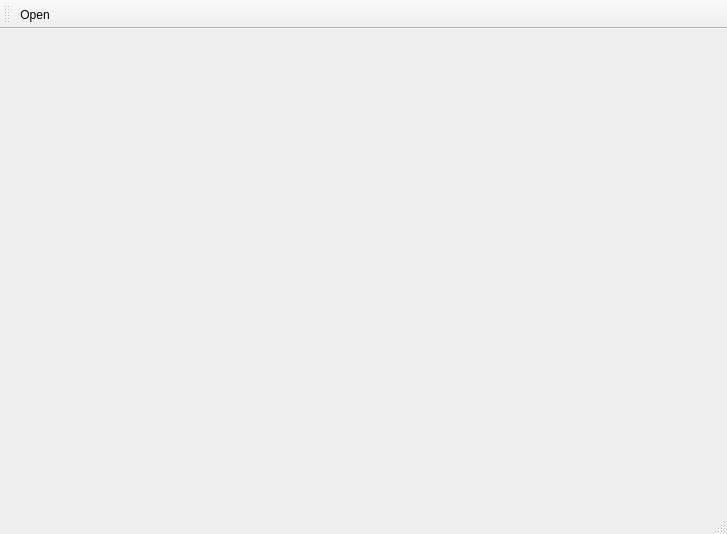
42Miles/my-videoplayer, file mainwindow.ui: the form before one commit.
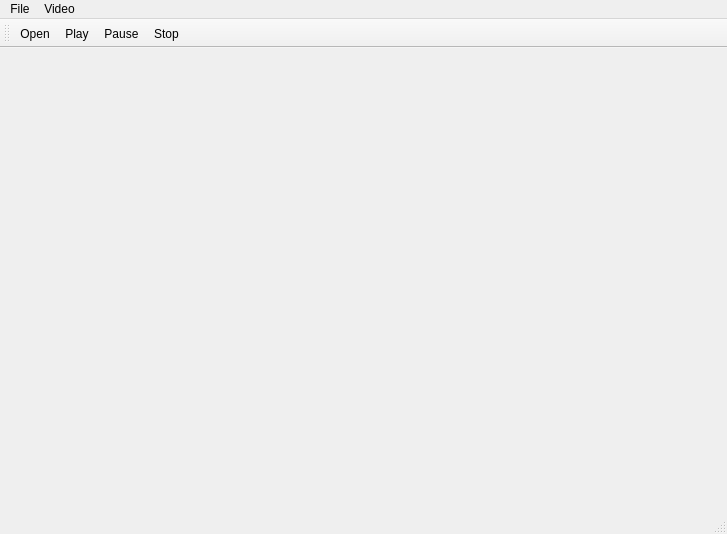
The form after the commit. Icons and pictures are not drawn.

```diff
--- a/mainwindow.ui
+++ b/mainwindow.ui
@@ -27,6 +27,22 @@
      <height>24</height>
     </rect>
    </property>
+   <widget class="QMenu" name="menuFile">
+    <property name="title">
+     <string>File</string>
+    </property>
+    <addaction name="actionOpen"/>
+   </widget>
+   <widget class="QMenu" name="menuVideo">
+    <property name="title">
+     <string>Video</string>
+    </property>
+    <addaction name="actionPlay"/>
+    <addaction name="actionPause"/>
+    <addaction name="actionStop"/>
+   </widget>
+   <addaction name="menuFile"/>
+   <addaction name="menuVideo"/>
   </widget>
   <widget class="QStatusBar" name="statusbar"/>
   <widget class="QToolBar" name="mainToolBar">
@@ -40,6 +56,9 @@
     <bool>false</bool>
    </attribute>
    <addaction name="actionOpen"/>
+   <addaction name="actionPlay"/>
+   <addaction name="actionPause"/>
+   <addaction name="actionStop"/>
   </widget>
   <action name="actionOpen">
    <property name="icon">
@@ -53,6 +72,33 @@
     <string>Open A File</string>
    </property>
   </action>
+  <action name="actionPlay">
+   <property name="icon">
+    <iconset resource="resources.qrc">
+     <normaloff>:/icons/icons/noun_play_64196.png</normaloff>:/icons/icons/noun_play_64196.png</iconset>
+   </property>
+   <property name="text">
+    <string>Play</string>
+   </property>
+  </action>
+  <action name="actionPause">
+   <property name="icon">
+    <iconset resource="resources.qrc">
+     <normaloff>:/icons/icons/noun_pause_64198.png</normaloff>:/icons/icons/noun_pause_64198.png</iconset>
+   </property>
+   <property name="text">
+    <string>Pause</string>
+   </property>
+  </action>
+  <action name="actionStop">
+   <property name="icon">
+    <iconset resource="resources.qrc">
+     <normaloff>:/icons/icons/noun_Stop_64197.png</normaloff>:/icons/icons/noun_Stop_64197.png</iconset>
+   </property>
+   <property name="text">
+    <string>Stop</string>
+   </property>
+  </action>
  </widget>
  <resources>
   <include location="resources.qrc"/>
```
